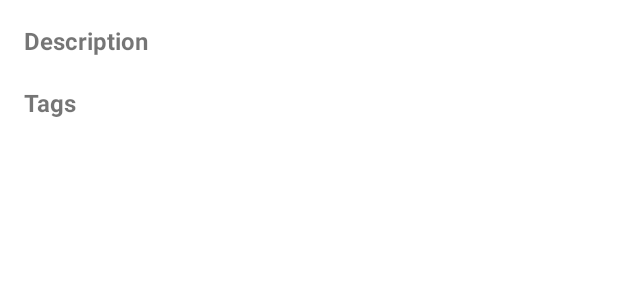
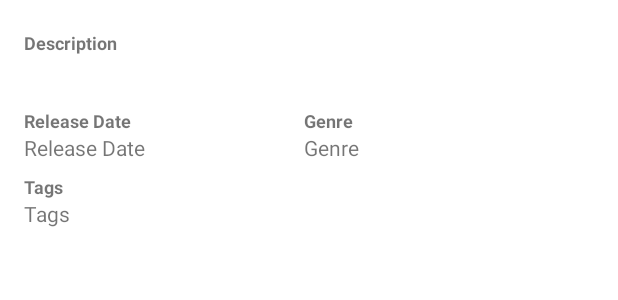
Before and after one commit to sahrulhidayat/Capstone, an Android app: the layout content_details.xml on its own in the app's theme, with its tools: preview values and no code run, on a phone screen of 412 x 824 dp. Shown: the top 300 px of the screen. Run offline under Robolectric (Android 15) with nearby library versions, the phone set to English and light mode, and no system bars.

Commit message:
update layout

```diff
--- a/app/src/main/res/layout/appbar.xml
+++ b/app/src/main/res/layout/appbar.xml
@@ -15,8 +15,7 @@
             android:layout_width="match_parent"
             android:layout_height="?attr/actionBarSize"
             android:background="@color/purple_700"
-            app:titleTextColor="@color/white"
-            app:title="Best Game of 2022" />
+            app:titleTextColor="@color/white" />
 
     </com.google.android.material.appbar.AppBarLayout>
 
--- a/app/src/main/res/layout/content_details.xml
+++ b/app/src/main/res/layout/content_details.xml
@@ -1,33 +1,101 @@
 <?xml version="1.0" encoding="utf-8"?>
-<androidx.appcompat.widget.LinearLayoutCompat xmlns:android="http://schemas.android.com/apk/res/android"
+<androidx.constraintlayout.widget.ConstraintLayout xmlns:android="http://schemas.android.com/apk/res/android"
+    xmlns:app="http://schemas.android.com/apk/res-auto"
+    xmlns:tools="http://schemas.android.com/tools"
     android:layout_width="match_parent"
     android:layout_height="wrap_content"
-    xmlns:app="http://schemas.android.com/apk/res-auto"
-    xmlns:tools="http://schemas.android.com/tools"
-    android:padding="16dp"
-    android:orientation="vertical">
+    android:padding="16dp">
 
     <TextView
+        android:id="@+id/descriptionTitle"
         android:layout_width="wrap_content"
         android:layout_height="wrap_content"
+        android:layout_marginTop="4dp"
         android:text="Description"
-        android:textSize="16sp"
-        android:textStyle="bold" />
+        android:textSize="12sp"
+        android:textStyle="bold"
+        app:layout_constraintEnd_toEndOf="parent"
+        app:layout_constraintHorizontal_bias="0.0"
+        app:layout_constraintStart_toStartOf="parent"
+        app:layout_constraintTop_toTopOf="parent" />
 
     <TextView
         android:id="@+id/txtDescription"
+        android:layout_width="wrap_content"
+        android:layout_height="wrap_content"
+        app:layout_constraintEnd_toEndOf="parent"
+        app:layout_constraintHorizontal_bias="0.0"
+        app:layout_constraintStart_toStartOf="parent"
+        app:layout_constraintTop_toBottomOf="@+id/releaseTitle"
+        tools:text="Release Date" />
+
+    <TextView
+        android:id="@+id/releaseTitle"
+        android:layout_width="wrap_content"
+        android:layout_height="wrap_content"
+        android:layout_marginTop="16dp"
+        android:text="Release Date"
+        android:textSize="12sp"
+        android:textStyle="bold"
+        app:layout_constraintEnd_toEndOf="parent"
+        app:layout_constraintHorizontal_bias="0.0"
+        app:layout_constraintStart_toStartOf="parent"
+        app:layout_constraintTop_toBottomOf="@+id/txtRelease" />
+
+    <TextView
+        android:id="@+id/txtRelease"
         android:layout_width="match_parent"
         android:layout_height="wrap_content"
         app:layout_constraintEnd_toEndOf="parent"
-        app:layout_constraintStart_toStartOf="parent"
-        app:layout_constraintTop_toTopOf="parent"
-        tools:text="@tools:sample/lorem"/>
+        app:layout_constraintHorizontal_bias="0.0"
+        app:layout_constraintStart_toStartOf="@+id/descriptionTitle"
+        app:layout_constraintTop_toBottomOf="@+id/descriptionTitle"
+        tools:text="@tools:sample/lorem" />
 
     <TextView
+        android:id="@+id/genreTitle"
         android:layout_width="wrap_content"
         android:layout_height="wrap_content"
+        android:layout_marginTop="16dp"
+        android:text="Genre"
+        android:textSize="12sp"
+        android:textStyle="bold"
+        app:layout_constraintEnd_toEndOf="parent"
+        app:layout_constraintHorizontal_bias="0.418"
+        app:layout_constraintStart_toEndOf="@+id/releaseTitle"
+        app:layout_constraintTop_toBottomOf="@+id/txtRelease" />
+
+    <TextView
+        android:id="@+id/txtGenre"
+        android:layout_width="wrap_content"
+        android:layout_height="wrap_content"
+        app:layout_constraintEnd_toEndOf="parent"
+        app:layout_constraintHorizontal_bias="0.0"
+        app:layout_constraintStart_toStartOf="@+id/genreTitle"
+        app:layout_constraintTop_toBottomOf="@+id/releaseTitle"
+        tools:text="Genre" />
+
+    <TextView
+        android:id="@+id/tagsTitle"
+        android:layout_width="wrap_content"
+        android:layout_height="wrap_content"
+        android:layout_marginTop="8dp"
         android:text="Tags"
-        android:textSize="16sp"
-        android:textStyle="bold"/>
+        android:textSize="12sp"
+        android:textStyle="bold"
+        app:layout_constraintEnd_toEndOf="parent"
+        app:layout_constraintHorizontal_bias="0.0"
+        app:layout_constraintStart_toStartOf="parent"
+        app:layout_constraintTop_toBottomOf="@+id/txtDescription" />
 
-</androidx.appcompat.widget.LinearLayoutCompat>
+    <TextView
+        android:id="@+id/txtTags"
+        android:layout_width="wrap_content"
+        android:layout_height="wrap_content"
+        app:layout_constraintEnd_toEndOf="parent"
+        app:layout_constraintHorizontal_bias="0.0"
+        app:layout_constraintStart_toStartOf="parent"
+        app:layout_constraintTop_toBottomOf="@+id/tagsTitle"
+        tools:text="Tags" />
+
+</androidx.constraintlayout.widget.ConstraintLayout>
--- a/app/src/main/res/layout/fragment_home.xml
+++ b/app/src/main/res/layout/fragment_home.xml
@@ -11,6 +11,7 @@
         layout="@layout/appbar" />
 
     <androidx.recyclerview.widget.RecyclerView
+        android:id="@+id/rvHome"
         android:layout_width="match_parent"
         android:layout_height="0dp"
         android:paddingTop="8dp"
@@ -35,6 +36,7 @@
         app:layout_constraintBottom_toBottomOf="parent"
         app:layout_constraintEnd_toEndOf="parent"
         app:layout_constraintStart_toStartOf="parent"
-        app:layout_constraintTop_toTopOf="parent" />
+        app:layout_constraintTop_toTopOf="parent"
+        tools:visibility="visible"/>
 
 </androidx.constraintlayout.widget.ConstraintLayout>
```
Also changed, not shown: app/src/main/res/layout/fragment_details.xml (+3 -4 lines), app/src/main/res/layout/fragment_search.xml (+29 -6 lines).
